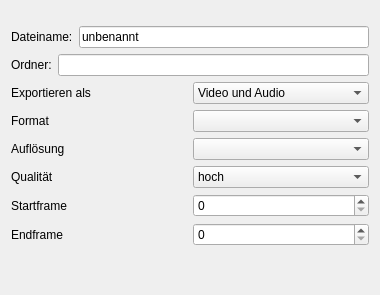
Qt form code/src/main/resources/base/ui/export.ui (felixdittrich92/mission-uncuttable) before a commit.
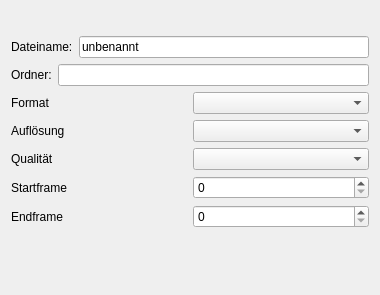
The same form after that commit.

Commit message: #280 values in export view from language

```diff
--- a/code/src/main/resources/base/ui/export.ui
+++ b/code/src/main/resources/base/ui/export.ui
@@ -48,36 +48,6 @@
        </item>
       </layout>
      </item>
-     <item>
-      <layout class="QHBoxLayout" name="horizontalLayout_4">
-       <item>
-        <widget class="QLabel" name="export_as_label">
-         <property name="text">
-          <string>Exportieren als</string>
-         </property>
-        </widget>
-       </item>
-       <item>
-        <widget class="QComboBox" name="export_as_cb">
-         <item>
-          <property name="text">
-           <string>Video und Audio</string>
-          </property>
-         </item>
-         <item>
-          <property name="text">
-           <string>Nur Audio</string>
-          </property>
-         </item>
-         <item>
-          <property name="text">
-           <string>Nur Video</string>
-          </property>
-         </item>
-        </widget>
-       </item>
-      </layout>
-     </item>
      <item>
       <layout class="QHBoxLayout" name="horizontalLayout_8">
        <item>
@@ -116,23 +86,7 @@
         </widget>
        </item>
        <item>
-        <widget class="QComboBox" name="quality_cb">
-         <item>
-          <property name="text">
-           <string>hoch</string>
-          </property>
-         </item>
-         <item>
-          <property name="text">
-           <string>mittel</string>
-          </property>
-         </item>
-         <item>
-          <property name="text">
-           <string>niedrig</string>
-          </property>
-         </item>
-        </widget>
+        <widget class="QComboBox" name="quality_cb"/>
        </item>
       </layout>
      </item>
```
The commit also changes 3 other files.
